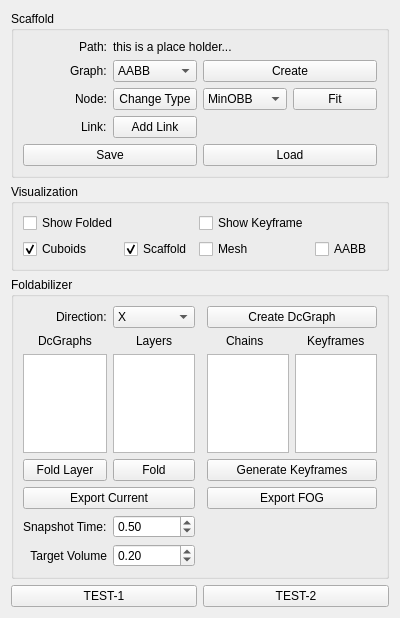
Above: FoldPlugin/FdWidget.ui from letienhung/fold-hcc before the change. Below: the same form after it.
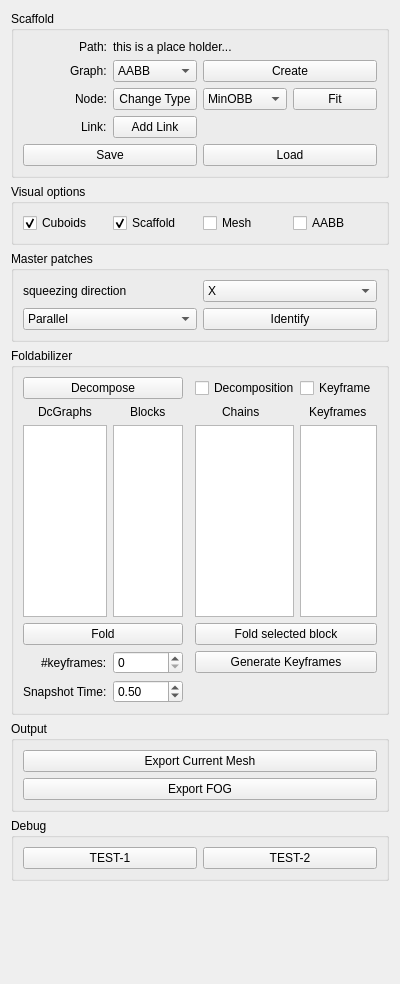
That is the form after the change.

Commit message: improved master identification generated blocks.

Diff of the .ui file:
```diff
--- a/FoldPlugin/FdWidget.ui
+++ b/FoldPlugin/FdWidget.ui
@@ -7,7 +7,7 @@
     <x>0</x>
     <y>0</y>
     <width>400</width>
-    <height>618</height>
+    <height>984</height>
    </rect>
   </property>
   <property name="minimumSize">
@@ -29,7 +29,7 @@
    <item row="2" column="0" colspan="2">
     <widget class="QGroupBox" name="groupBox_2">
      <property name="title">
-      <string>Visualization</string>
+      <string>Visual options</string>
      </property>
      <layout class="QGridLayout" name="gridLayout_3">
       <item row="2" column="0">
@@ -69,20 +69,6 @@
         </property>
        </widget>
       </item>
-      <item row="1" column="0">
-       <widget class="QCheckBox" name="showFolded">
-        <property name="text">
-         <string>Show Folded</string>
-        </property>
-       </widget>
-      </item>
-      <item row="1" column="2">
-       <widget class="QCheckBox" name="showKeyframe">
-        <property name="text">
-         <string>Show Keyframe</string>
-        </property>
-       </widget>
-      </item>
      </layout>
     </widget>
    </item>
@@ -213,196 +199,245 @@
      </layout>
     </widget>
    </item>
-   <item row="11" column="0" colspan="2">
-    <spacer name="verticalSpacer">
-     <property name="orientation">
-      <enum>Qt::Vertical</enum>
-     </property>
-     <property name="sizeHint" stdset="0">
-      <size>
-       <width>20</width>
-       <height>40</height>
-      </size>
-     </property>
-    </spacer>
-   </item>
-   <item row="3" column="0" colspan="2">
+   <item row="6" column="0" colspan="2">
     <widget class="QGroupBox" name="groupBox_3">
      <property name="title">
       <string>Foldabilizer</string>
      </property>
      <layout class="QGridLayout" name="gridLayout_4">
-      <item row="1" column="0" alignment="Qt::AlignHCenter">
+      <item row="4" column="0" alignment="Qt::AlignHCenter">
        <widget class="QLabel" name="label_7">
         <property name="text">
          <string>DcGraphs</string>
         </property>
        </widget>
       </item>
-      <item row="0" column="0" alignment="Qt::AlignRight">
-       <widget class="QLabel" name="label_6">
-        <property name="text">
-         <string>Direction:</string>
-        </property>
-       </widget>
-      </item>
-      <item row="1" column="1" alignment="Qt::AlignHCenter">
+      <item row="4" column="1" alignment="Qt::AlignHCenter">
        <widget class="QLabel" name="label_8">
         <property name="text">
-         <string>Layers</string>
+         <string>Blocks</string>
         </property>
        </widget>
       </item>
-      <item row="1" column="2" colspan="2" alignment="Qt::AlignHCenter">
+      <item row="4" column="2" colspan="2" alignment="Qt::AlignHCenter">
        <widget class="QLabel" name="label_9">
         <property name="text">
          <string>Chains</string>
         </property>
        </widget>
       </item>
-      <item row="2" column="4">
+      <item row="5" column="4">
        <widget class="QListWidget" name="keyframeList"/>
       </item>
-      <item row="2" column="3">
+      <item row="5" column="3">
        <widget class="QListWidget" name="chainList"/>
       </item>
-      <item row="0" column="1">
-       <widget class="QComboBox" name="pushDirection">
-        <item>
-         <property name="text">
-          <string>X</string>
-         </property>
-        </item>
-        <item>
-         <property name="text">
-          <string>Y</string>
-         </property>
-        </item>
-        <item>
-         <property name="text">
-          <string>Z</string>
-         </property>
-        </item>
-        <item>
-         <property name="text">
-          <string>ALL</string>
-         </property>
-        </item>
-       </widget>
-      </item>
-      <item row="1" column="4" alignment="Qt::AlignHCenter">
+      <item row="4" column="4" alignment="Qt::AlignHCenter">
        <widget class="QLabel" name="label_10">
         <property name="text">
          <string>Keyframes</string>
         </property>
        </widget>
       </item>
-      <item row="0" column="3" colspan="2">
-       <widget class="QPushButton" name="createDc">
-        <property name="text">
-         <string>Create DcGraph</string>
-        </property>
-       </widget>
-      </item>
-      <item row="7" column="1">
-       <widget class="QDoubleSpinBox" name="snapshotTime">
-        <property name="maximum">
-         <double>1.000000000000000</double>
-        </property>
-        <property name="singleStep">
-         <double>0.100000000000000</double>
-        </property>
-        <property name="value">
-         <double>0.500000000000000</double>
-        </property>
-       </widget>
-      </item>
-      <item row="7" column="0">
-       <widget class="QLabel" name="label_11">
-        <property name="text">
-         <string>Snapshot Time:</string>
-        </property>
-       </widget>
-      </item>
-      <item row="2" column="0">
+      <item row="5" column="0">
        <widget class="QListWidget" name="DcList"/>
       </item>
-      <item row="2" column="1">
+      <item row="5" column="1">
        <widget class="QListWidget" name="layerList"/>
       </item>
-      <item row="9" column="0">
-       <widget class="QLabel" name="label_5">
-        <property name="text">
-         <string>Target Volume</string>
-        </property>
-        <property name="alignment">
-         <set>Qt::AlignRight|Qt::AlignTrailing|Qt::AlignVCenter</set>
-        </property>
-       </widget>
-      </item>
-      <item row="9" column="1">
-       <widget class="QDoubleSpinBox" name="targetV">
-        <property name="maximum">
-         <double>1.000000000000000</double>
-        </property>
-        <property name="singleStep">
-         <double>0.100000000000000</double>
-        </property>
-        <property name="value">
-         <double>0.200000000000000</double>
-        </property>
-       </widget>
-      </item>
-      <item row="4" column="0">
-       <widget class="QPushButton" name="foldLayer">
-        <property name="text">
-         <string>Fold Layer</string>
-        </property>
-       </widget>
-      </item>
-      <item row="4" column="1">
+      <item row="7" column="0" colspan="2">
        <widget class="QPushButton" name="fold">
         <property name="text">
          <string>Fold</string>
         </property>
        </widget>
       </item>
-      <item row="4" column="3" colspan="2">
+      <item row="1" column="0" colspan="2">
+       <widget class="QPushButton" name="decompose">
+        <property name="text">
+         <string>Decompose</string>
+        </property>
+       </widget>
+      </item>
+      <item row="1" column="3">
+       <widget class="QCheckBox" name="showFolded">
+        <property name="text">
+         <string>Decomposition</string>
+        </property>
+       </widget>
+      </item>
+      <item row="1" column="4">
+       <widget class="QCheckBox" name="showKeyframe">
+        <property name="text">
+         <string>Keyframe</string>
+        </property>
+       </widget>
+      </item>
+      <item row="7" column="3" colspan="2">
+       <widget class="QPushButton" name="foldLayer">
+        <property name="text">
+         <string>Fold selected block</string>
+        </property>
+       </widget>
+      </item>
+      <item row="12" column="0" alignment="Qt::AlignRight">
+       <widget class="QLabel" name="label_11">
+        <property name="text">
+         <string>Snapshot Time:</string>
+        </property>
+       </widget>
+      </item>
+      <item row="12" column="1">
+       <widget class="QDoubleSpinBox" name="snapshotTime">
+        <property name="maximum">
+         <double>1.000000000000000</double>
+        </property>
+        <property name="singleStep">
+         <double>0.100000000000000</double>
+        </property>
+        <property name="value">
+         <double>0.500000000000000</double>
+        </property>
+       </widget>
+      </item>
+      <item row="8" column="3" colspan="2">
        <widget class="QPushButton" name="generateKeyframes">
         <property name="text">
          <string>Generate Keyframes</string>
         </property>
        </widget>
       </item>
-      <item row="6" column="3" colspan="2">
+      <item row="8" column="0" alignment="Qt::AlignRight">
+       <widget class="QLabel" name="label_5">
+        <property name="text">
+         <string>#keyframes:</string>
+        </property>
+       </widget>
+      </item>
+      <item row="8" column="1">
+       <widget class="QSpinBox" name="nbKeyframes"/>
+      </item>
+     </layout>
+    </widget>
+   </item>
+   <item row="3" column="0" colspan="2">
+    <widget class="QGroupBox" name="groupBox_4">
+     <property name="title">
+      <string>Master patches</string>
+     </property>
+     <layout class="QGridLayout" name="gridLayout_5">
+      <item row="1" column="1">
+       <widget class="QComboBox" name="squeezeDirection">
+        <item>
+         <property name="text">
+          <string>X</string>
+         </property>
+        </item>
+        <item>
+         <property name="text">
+          <string>Y</string>
+         </property>
+        </item>
+        <item>
+         <property name="text">
+          <string>Z</string>
+         </property>
+        </item>
+       </widget>
+      </item>
+      <item row="1" column="0">
+       <widget class="QLabel" name="label_6">
+        <property name="text">
+         <string>squeezing direction</string>
+        </property>
+       </widget>
+      </item>
+      <item row="2" column="0">
+       <widget class="QComboBox" name="masterType">
+        <item>
+         <property name="text">
+          <string>Parallel</string>
+         </property>
+        </item>
+        <item>
+         <property name="text">
+          <string>Fan-like</string>
+         </property>
+        </item>
+        <item>
+         <property name="text">
+          <string>V-style</string>
+         </property>
+        </item>
+       </widget>
+      </item>
+      <item row="2" column="1">
+       <widget class="QPushButton" name="identifyMasters">
+        <property name="text">
+         <string>Identify</string>
+        </property>
+       </widget>
+      </item>
+     </layout>
+    </widget>
+   </item>
+   <item row="7" column="0" colspan="2">
+    <widget class="QGroupBox" name="groupBox_5">
+     <property name="title">
+      <string>Output</string>
+     </property>
+     <layout class="QGridLayout" name="gridLayout_6">
+      <item row="0" column="0">
+       <widget class="QPushButton" name="exportCurrent">
+        <property name="text">
+         <string>Export Current Mesh</string>
+        </property>
+       </widget>
+      </item>
+      <item row="1" column="0">
        <widget class="QPushButton" name="exportFOG">
         <property name="text">
          <string>Export FOG</string>
         </property>
        </widget>
       </item>
-      <item row="6" column="0" colspan="2">
-       <widget class="QPushButton" name="exportCurrent">
-        <property name="text">
-         <string>Export Current</string>
-        </property>
-       </widget>
-      </item>
      </layout>
     </widget>
    </item>
-   <item row="4" column="0">
-    <widget class="QPushButton" name="test1">
-     <property name="text">
-      <string>TEST-1</string>
+   <item row="16" column="0" colspan="2">
+    <spacer name="verticalSpacer">
+     <property name="orientation">
+      <enum>Qt::Vertical</enum>
      </property>
-    </widget>
+     <property name="sizeHint" stdset="0">
+      <size>
+       <width>20</width>
+       <height>40</height>
+      </size>
+     </property>
+    </spacer>
    </item>
-   <item row="4" column="1">
-    <widget class="QPushButton" name="test2">
-     <property name="text">
-      <string>TEST-2</string>
+   <item row="8" column="0" colspan="2">
+    <widget class="QGroupBox" name="groupBox_6">
+     <property name="title">
+      <string>Debug</string>
      </property>
+     <layout class="QGridLayout" name="gridLayout_7">
+      <item row="0" column="0">
+       <widget class="QPushButton" name="test1">
+        <property name="text">
+         <string>TEST-1</string>
+        </property>
+       </widget>
+      </item>
+      <item row="0" column="1">
+       <widget class="QPushButton" name="test2">
+        <property name="text">
+         <string>TEST-2</string>
+        </property>
+       </widget>
+      </item>
+     </layout>
     </widget>
    </item>
   </layout>
```
The commit also changes 19 other files.
